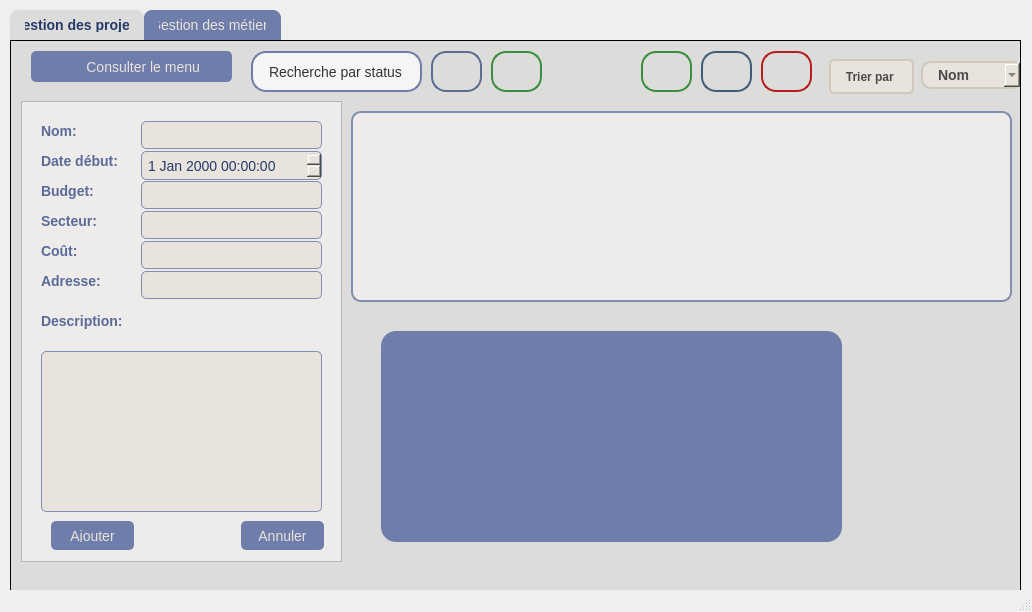
The window that gprojet.ui (yasminebchelbi/consultiny) describes before a commit, drawn with Qt 5.
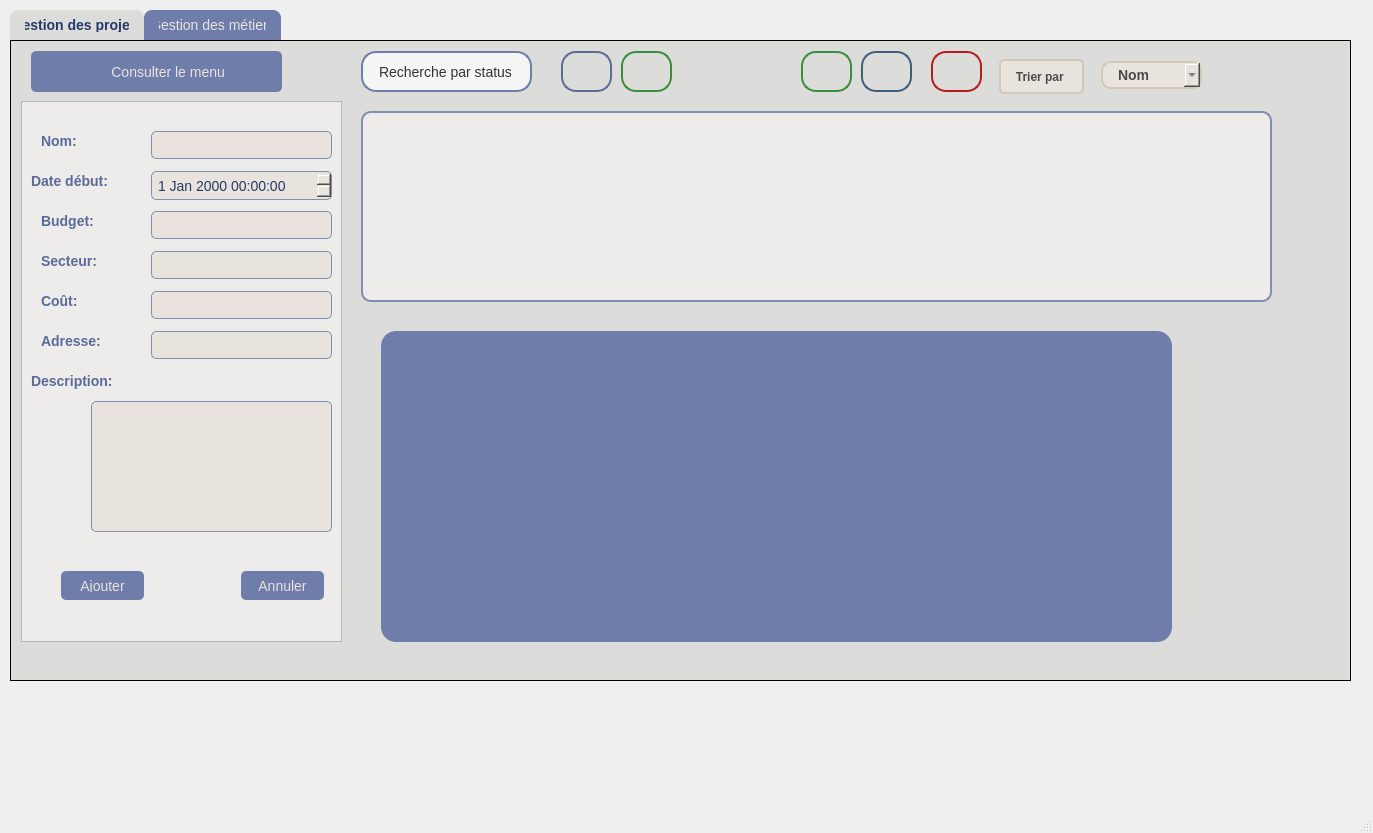
The same window after the commit. The open tabs and pages were chosen to show the change. Icons and pictures are not drawn.

```diff
--- a/gprojet.ui
+++ b/gprojet.ui
@@ -6,8 +6,8 @@
    <rect>
     <x>0</x>
     <y>0</y>
-    <width>1032</width>
-    <height>612</height>
+    <width>1373</width>
+    <height>833</height>
    </rect>
   </property>
   <property name="windowTitle">
@@ -19,8 +19,8 @@
      <rect>
       <x>10</x>
       <y>10</y>
-      <width>1011</width>
-      <height>581</height>
+      <width>1341</width>
+      <height>671</height>
      </rect>
     </property>
     <property name="styleSheet">
@@ -62,7 +62,7 @@
         <x>10</x>
         <y>60</y>
         <width>321</width>
-        <height>461</height>
+        <height>541</height>
        </rect>
       </property>
       <property name="styleSheet">
@@ -157,7 +157,7 @@
        <property name="geometry">
         <rect>
          <x>20</x>
-         <y>20</y>
+         <y>30</y>
          <width>63</width>
          <height>20</height>
         </rect>
@@ -169,8 +169,8 @@
       <widget class="QLabel" name="label_2">
        <property name="geometry">
         <rect>
-         <x>20</x>
-         <y>50</y>
+         <x>10</x>
+         <y>70</y>
          <width>91</width>
          <height>20</height>
         </rect>
@@ -183,7 +183,7 @@
        <property name="geometry">
         <rect>
          <x>20</x>
-         <y>80</y>
+         <y>110</y>
          <width>81</width>
          <height>20</height>
         </rect>
@@ -196,7 +196,7 @@
        <property name="geometry">
         <rect>
          <x>20</x>
-         <y>110</y>
+         <y>150</y>
          <width>63</width>
          <height>20</height>
         </rect>
@@ -208,8 +208,8 @@
       <widget class="QLabel" name="label_6">
        <property name="geometry">
         <rect>
-         <x>20</x>
-         <y>210</y>
+         <x>10</x>
+         <y>270</y>
          <width>111</width>
          <height>20</height>
         </rect>
@@ -222,7 +222,7 @@
        <property name="geometry">
         <rect>
          <x>20</x>
-         <y>140</y>
+         <y>190</y>
          <width>81</width>
          <height>20</height>
         </rect>
@@ -235,7 +235,7 @@
        <property name="geometry">
         <rect>
          <x>20</x>
-         <y>170</y>
+         <y>230</y>
          <width>91</width>
          <height>20</height>
         </rect>
@@ -247,8 +247,8 @@
       <widget class="QDateTimeEdit" name="dateTimeEdit">
        <property name="geometry">
         <rect>
-         <x>120</x>
-         <y>50</y>
+         <x>130</x>
+         <y>70</y>
          <width>181</width>
          <height>29</height>
         </rect>
@@ -257,8 +257,8 @@
       <widget class="QLineEdit" name="lineEdit_nom">
        <property name="geometry">
         <rect>
-         <x>120</x>
-         <y>20</y>
+         <x>130</x>
+         <y>30</y>
          <width>181</width>
          <height>28</height>
         </rect>
@@ -267,8 +267,8 @@
       <widget class="QPushButton" name="ajouter_projet">
        <property name="geometry">
         <rect>
-         <x>30</x>
-         <y>420</y>
+         <x>40</x>
+         <y>470</y>
          <width>83</width>
          <height>29</height>
         </rect>
@@ -281,7 +281,7 @@
        <property name="geometry">
         <rect>
          <x>220</x>
-         <y>420</y>
+         <y>470</y>
          <width>83</width>
          <height>29</height>
         </rect>
@@ -293,18 +293,18 @@
       <widget class="QPlainTextEdit" name="plainTextEdit_description">
        <property name="geometry">
         <rect>
-         <x>20</x>
-         <y>250</y>
-         <width>281</width>
-         <height>161</height>
+         <x>70</x>
+         <y>300</y>
+         <width>241</width>
+         <height>131</height>
         </rect>
        </property>
       </widget>
       <widget class="QLineEdit" name="lineEdit_cout">
        <property name="geometry">
         <rect>
-         <x>120</x>
-         <y>140</y>
+         <x>130</x>
+         <y>190</y>
          <width>181</width>
          <height>28</height>
         </rect>
@@ -316,8 +316,8 @@
       <widget class="QLineEdit" name="lineEdit_adresse">
        <property name="geometry">
         <rect>
-         <x>120</x>
-         <y>170</y>
+         <x>130</x>
+         <y>230</y>
          <width>181</width>
          <height>28</height>
         </rect>
@@ -326,8 +326,8 @@
       <widget class="QLineEdit" name="lineEdit_budget">
        <property name="geometry">
         <rect>
-         <x>120</x>
-         <y>80</y>
+         <x>130</x>
+         <y>110</y>
          <width>181</width>
          <height>28</height>
         </rect>
@@ -336,8 +336,8 @@
       <widget class="QLineEdit" name="lineEdit_secteur">
        <property name="geometry">
         <rect>
-         <x>120</x>
-         <y>110</y>
+         <x>130</x>
+         <y>150</y>
          <width>181</width>
          <height>28</height>
         </rect>
@@ -347,7 +347,7 @@
      <widget class="QLineEdit" name="recherche_projet">
       <property name="geometry">
        <rect>
-        <x>240</x>
+        <x>350</x>
         <y>10</y>
         <width>171</width>
         <height>41</height>
@@ -385,7 +385,7 @@
      <widget class="QComboBox" name="trier_projet">
       <property name="geometry">
        <rect>
-        <x>910</x>
+        <x>1090</x>
         <y>20</y>
         <width>101</width>
         <height>28</height>
@@ -473,8 +473,8 @@
        <rect>
         <x>20</x>
         <y>10</y>
-        <width>201</width>
-        <height>31</height>
+        <width>251</width>
+        <height>41</height>
        </rect>
       </property>
       <property name="styleSheet">
@@ -511,8 +511,8 @@
      <widget class="QLabel" name="label_14">
       <property name="geometry">
        <rect>
-        <x>840</x>
-        <y>410</y>
+        <x>1130</x>
+        <y>520</y>
         <width>191</width>
         <height>131</height>
        </rect>
@@ -536,9 +536,9 @@
      <widget class="QTableView" name="tableView">
       <property name="geometry">
        <rect>
-        <x>340</x>
+        <x>350</x>
         <y>70</y>
-        <width>661</width>
+        <width>911</width>
         <height>191</height>
        </rect>
       </property>
@@ -579,7 +579,7 @@
      <widget class="QPushButton" name="supprimer_projet">
       <property name="geometry">
        <rect>
-        <x>750</x>
+        <x>920</x>
         <y>10</y>
         <width>51</width>
         <height>41</height>
@@ -633,7 +633,7 @@
      <widget class="QPushButton" name="update_projet">
       <property name="geometry">
        <rect>
-        <x>630</x>
+        <x>790</x>
         <y>10</y>
         <width>51</width>
         <height>41</height>
@@ -694,7 +694,7 @@
      <widget class="QPushButton" name="recherche_projet_2">
       <property name="geometry">
        <rect>
-        <x>420</x>
+        <x>550</x>
         <y>10</y>
         <width>51</width>
         <height>41</height>
@@ -754,7 +754,7 @@
      <widget class="QPushButton" name="telecharger_projet">
       <property name="geometry">
        <rect>
-        <x>690</x>
+        <x>850</x>
         <y>10</y>
         <width>51</width>
         <height>41</height>
@@ -803,7 +803,7 @@
      <widget class="QPushButton" name="trier_projet_2">
       <property name="geometry">
        <rect>
-        <x>810</x>
+        <x>980</x>
         <y>10</y>
         <width>101</width>
         <height>51</height>
@@ -844,8 +844,8 @@
        <rect>
         <x>370</x>
         <y>290</y>
-        <width>461</width>
-        <height>211</height>
+        <width>791</width>
+        <height>311</height>
        </rect>
       </property>
       <property name="styleSheet">
@@ -865,7 +865,7 @@
      <widget class="QPushButton" name="refresh_projet">
       <property name="geometry">
        <rect>
-        <x>480</x>
+        <x>610</x>
         <y>10</y>
         <width>51</width>
         <height>41</height>
```
Left out of the diff: 54 changed lines with no effect on the pictures.
